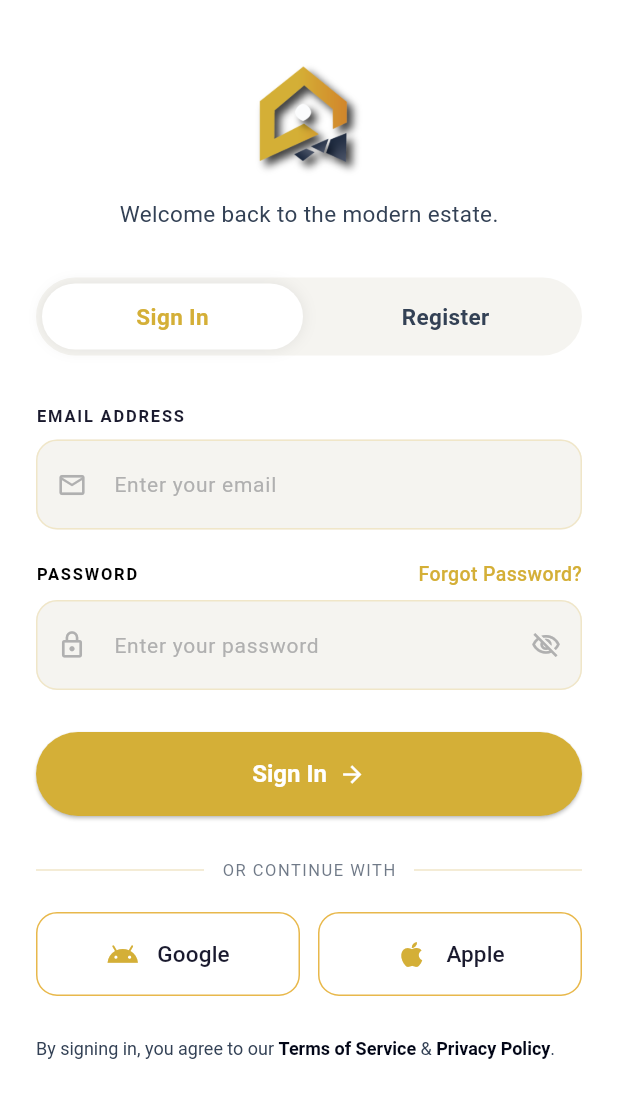
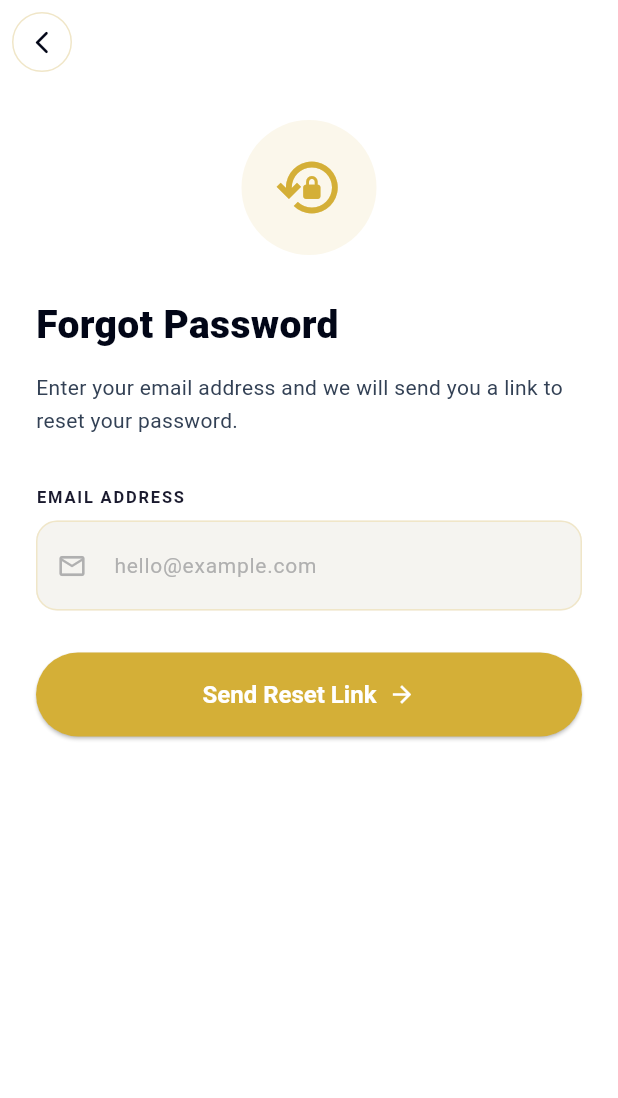
Before and after one commit to 7agag/aqar.app, a Flutter app: the screen it shows after launch, after a tap on "Forgot Password?", on a phone screen of 412 x 824 dp. Shown: the top 1098 px of the screen. Run offline on Flutter 3.47's test engine with Material 3 defaults, Android fonts, the phone set to English and light mode, and no system bars; our stand-ins replace dartz, dio, equatable, flutter_bloc, flutter_secure_storage, get_it and 3 more.

Commit message:
Auth Done <3

```diff
--- /dev/null
+++ b/lib/features/auth/domain/usecases/forgot_password_usecase.dart
@@ -0,0 +1,25 @@
+import 'package:dartz/dartz.dart';
+import 'package:equatable/equatable.dart';
+import 'package:injectable/injectable.dart';
+import '../../../../core/error/failures.dart';
+import '../../../../core/usecases/usecase.dart';
+import '../repositories/auth_repository.dart';
+
+@injectable
+class ForgotPasswordUseCase extends UseCase<void, ForgotPasswordParams> {
+  final AuthRepository repository;
+  ForgotPasswordUseCase(this.repository);
+
+  @override
+  Future<Either<Failure, void>> call(ForgotPasswordParams params) {
+    return repository.requestPasswordReset(email: params.email);
+  }
+}
+
+class ForgotPasswordParams extends Equatable {
+  final String email;
+  const ForgotPasswordParams({required this.email});
+
+  @override
+  List<Object> get props => [email];
+}
--- /dev/null
+++ b/lib/features/auth/domain/usecases/reset_password_usecase.dart
@@ -0,0 +1,33 @@
+import 'package:dartz/dartz.dart';
+import 'package:equatable/equatable.dart';
+import 'package:injectable/injectable.dart';
+import '../../../../core/error/failures.dart';
+import '../../../../core/usecases/usecase.dart';
+import '../repositories/auth_repository.dart';
+
+@injectable
+class ResetPasswordUseCase extends UseCase<void, ResetPasswordParams> {
+  final AuthRepository repository;
+  ResetPasswordUseCase(this.repository);
+
+  @override
+  Future<Either<Failure, void>> call(ResetPasswordParams params) {
+    return repository.resetPassword(
+      token: params.token,
+      newPassword: params.newPassword,
+    );
+  }
+}
+
+class ResetPasswordParams extends Equatable {
+  final String token;
+  final String newPassword;
+
+  const ResetPasswordParams({
+    required this.token,
+    required this.newPassword,
+  });
+
+  @override
+  List<Object> get props => [token, newPassword];
+}
--- a/lib/features/auth/presentation/bloc/auth_event.dart
+++ b/lib/features/auth/presentation/bloc/auth_event.dart
@@ -54,3 +54,25 @@ class OtpRequested extends AuthEvent {
   @override
   List<Object> get props => [email];
 }
+
+class ForgotPasswordRequested extends AuthEvent {
+  final String email;
+
+  ForgotPasswordRequested({required this.email});
+
+  @override
+  List<Object> get props => [email];
+}
+
+class ResetPasswordRequested extends AuthEvent {
+  final String token;
+  final String newPassword;
+
+  ResetPasswordRequested({
+    required this.token,
+    required this.newPassword,
+  });
+
+  @override
+  List<Object> get props => [token, newPassword];
+}
--- a/lib/features/auth/presentation/bloc/auth_state.dart
+++ b/lib/features/auth/presentation/bloc/auth_state.dart
@@ -30,6 +30,11 @@ class AuthOtpVerified extends AuthState {}
 
 class AuthOtpSent extends AuthState {}
 
+/// NEW: Password reset email sent successfully
+class AuthPasswordResetSent extends AuthState {}
+
+class AuthPasswordResetSuccess extends AuthState {}
+
 class AuthAuthenticated extends AuthState {
   final UserEntity user;
   AuthAuthenticated(this.user);
--- /dev/null
+++ b/lib/features/auth/presentation/pages/forgot_password_page.dart
@@ -0,0 +1,162 @@
+import 'package:flutter/material.dart';
+import 'package:flutter_bloc/flutter_bloc.dart';
+import '../../../../core/theme/app_colors.dart';
+import '../../../../core/widgets/aqar_button.dart';
+import '../../../../core/widgets/aqar_text_field.dart';
+import '../bloc/auth_bloc.dart';
+import '../bloc/auth_event.dart';
+import '../bloc/auth_state.dart';
+
+class ForgotPasswordPage extends StatefulWidget {
+  const ForgotPasswordPage({super.key});
+
+  @override
+  State<ForgotPasswordPage> createState() => _ForgotPasswordPageState();
+}
+
+class _ForgotPasswordPageState extends State<ForgotPasswordPage> {
+  final _formKey = GlobalKey<FormState>();
+  final _emailController = TextEditingController();
+
+  @override
+  void dispose() {
+    _emailController.dispose();
+    super.dispose();
+  }
+
+  @override
+  Widget build(BuildContext context) {
+    return BlocConsumer<AuthBloc, AuthState>(
+      listener: (context, state) {
+        if (state is AuthPasswordResetSent) {
+          ScaffoldMessenger.of(context).showSnackBar(
+            const SnackBar(
+              content: Text('Password reset link sent to your email.'),
+              backgroundColor: Colors.green,
+            ),
+          );
+          Navigator.pop(context);
+        }
+        if (state is AuthError) {
+          ScaffoldMessenger.of(context).showSnackBar(
+            SnackBar(
+              content: Text(state.message),
+              backgroundColor: AppColors.error,
+            ),
+          );
+        }
+      },
+      builder: (context, state) {
+        final isLoading = state is AuthLoading;
+
+        return Scaffold(
+          backgroundColor: Colors.white,
+          appBar: AppBar(
+            backgroundColor: Colors.white,
+            elevation: 0,
+            leading: GestureDetector(
+              onTap: () => Navigator.pop(context),
+              child: Container(
+                margin: const EdgeInsets.all(8),
+                decoration: BoxDecoration(
+                  shape: BoxShape.circle,
+                  border: Border.all(color: AppColors.borderLight),
+                ),
+                child: const Icon(
+                  Icons.arrow_back_ios_new_rounded,
+                  size: 18,
+                  color: AppColors.textPrimary,
+                ),
+              ),
+            ),
+          ),
+          body: SafeArea(
+            child: SingleChildScrollView(
+              padding: const EdgeInsets.symmetric(horizontal: 24),
+              child: Form(
+                key: _formKey,
+                child: Column(
+                  crossAxisAlignment: CrossAxisAlignment.start,
+                  children: [
+                    const SizedBox(height: 24),
+                    Center(
+                      child: Container(
+                        width: 90,
+                        height: 90,
+                        decoration: BoxDecoration(
+                          color: AppColors.primary.withValues(alpha: 0.1),
+                          shape: BoxShape.circle,
+                        ),
+                        child: const Icon(
+                          Icons.lock_reset_outlined,
+                          size: 46,
+                          color: AppColors.primary,
+                        ),
+                      ),
+                    ),
+                    const SizedBox(height: 28),
+                    const Text(
+                      'Forgot Password',
+                      style: TextStyle(
+                        fontSize: 26,
+                        fontWeight: FontWeight.w800,
+                        color: AppColors.textPrimary,
+                      ),
+                    ),
+                    const SizedBox(height: 12),
+                    const Text(
+                      'Enter your email address and we will send you a link to reset your password.',
+                      style: TextStyle(
+                        fontSize: 14,
+                        height: 1.6,
+                        color: AppColors.textSecondary,
+                      ),
+                    ),
+                    const SizedBox(height: 32),
+                    AqarTextField(
+                      label: 'Email Address',
+                      hint: 'hello@example.com',
+                      controller: _emailController,
+                      keyboardType: TextInputType.emailAddress,
+                      prefixIcon: const Icon(
+                        Icons.email_outlined,
+                        color: AppColors.textHint,
+                        size: 20,
+                      ),
+                      validator: (v) {
+                        if (v == null || v.trim().isEmpty) {
+                          return 'Enter your email';
+                        }
+                        if (!v.contains('@')) return 'Enter a valid email';
+                        return null;
+                      },
+                    ),
+                    const SizedBox(height: 28),
+                    AqarButton(
+                      text: 'Send Reset Link',
+                      isLoading: isLoading,
+                      suffix: const Icon(
+                        Icons.arrow_forward,
+                        color: Colors.white,
+                        size: 18,
+                      ),
+                      onPressed: () {
+                        if (_formKey.currentState!.validate()) {
+                          context.read<AuthBloc>().add(
+                                ForgotPasswordRequested(
+                                  email: _emailController.text.trim(),
+                                ),
+                              );
+                        }
+                      },
+                    ),
+                  ],
+                ),
+              ),
+            ),
+          ),
+        );
+      },
+    );
+  }
+}
--- a/lib/features/auth/presentation/pages/login_page.dart
+++ b/lib/features/auth/presentation/pages/login_page.dart
@@ -7,6 +7,7 @@ import '../../../../core/widgets/social_login_button.dart';
 import '../bloc/auth_bloc.dart';
 import '../bloc/auth_event.dart';
 import '../bloc/auth_state.dart';
+import 'forgot_password_page.dart';
 
 class LoginPage extends StatefulWidget {
   const LoginPage({super.key});
@@ -84,7 +85,15 @@ class _LoginPageState extends State<LoginPage> {
                       ),
                       GestureDetector(
                         onTap: () {
-                          // TODO: navigate to forgot password
+                          Navigator.push(
+                            context,
+                            MaterialPageRoute(
+                              builder: (_) => BlocProvider.value(
+                                value: context.read<AuthBloc>(),
+                                child: const ForgotPasswordPage(),
+                              ),
+                            ),
+                          );
                         },
                         child: const Text(
                           'Forgot Password?',
@@ -111,8 +120,8 @@ class _LoginPageState extends State<LoginPage> {
                       prefixIcon: const Icon(Icons.lock_outline,
                           color: AppColors.textHint, size: 20),
                       suffixIcon: GestureDetector(
-                        onTap: () =>
-                            setState(() => _obscurePassword = !_obscurePassword),
+                        onTap: () => setState(
+                            () => _obscurePassword = !_obscurePassword),
                         child: Icon(
                           _obscurePassword
                               ? Icons.visibility_off_outlined
@@ -132,7 +141,8 @@ class _LoginPageState extends State<LoginPage> {
               AqarButton(
                 text: 'Sign In',
                 isLoading: state is AuthLoading,
-                suffix: const Icon(Icons.arrow_forward, color: Colors.white, size: 18),
+                suffix: const Icon(Icons.arrow_forward,
+                    color: Colors.white, size: 18),
                 onPressed: () {
                   if (_formKey.currentState!.validate()) {
                     context.read<AuthBloc>().add(
--- a/lib/main.dart
+++ b/lib/main.dart
@@ -1,12 +1,15 @@
 import 'package:flutter/material.dart';
 import 'package:flutter_bloc/flutter_bloc.dart';
+import 'package:flutter_web_plugins/url_strategy.dart';
 import 'core/theme/app_theme.dart';
 import 'features/auth/presentation/bloc/auth_bloc.dart';
 import 'features/auth/presentation/pages/auth_page.dart';
+import 'features/auth/presentation/pages/reset_password.dart';
 import 'injection_container.dart';
 
 void main() async {
   WidgetsFlutterBinding.ensureInitialized();
+  usePathUrlStrategy();
   await configureDependencies();
   runApp(const AqarApp());
 }
@@ -24,7 +27,27 @@ class AqarApp extends StatelessWidget {
         title: 'AQAR',
         debugShowCheckedModeBanner: false,
         theme: AppTheme.lightTheme,
-        home: const AuthPage(),
+        initialRoute: '/',
+        onGenerateRoute: (settings) {
+          final uri = Uri.parse(settings.name ?? '/');
+
+          if (uri.path == '/') {
+            return MaterialPageRoute(builder: (_) => const AuthPage());
+          }
+
+          if (uri.pathSegments.length >= 2 &&
+              uri.pathSegments[0] == 'auth' &&
+              uri.pathSegments[1] == 'reset-password') {
+            final token =
+                uri.pathSegments.length >= 3 ? uri.pathSegments[2] : null;
+            return MaterialPageRoute(
+              builder: (_) => ResetPasswordPage(token: token),
+              settings: settings,
+            );
+          }
+
+          return MaterialPageRoute(builder: (_) => const AuthPage());
+        },
       ),
     );
   }
--- a/pubspec.yaml
+++ b/pubspec.yaml
@@ -13,6 +13,8 @@ dependencies:
   flutter:
     sdk: flutter
   flutter_bloc: ^9.1.1
+  flutter_web_plugins:
+    sdk: flutter
   flutter_secure_storage: ^10.0.0
   get_it: ^9.2.1
   injectable: ^2.7.1
```
Also changed, not shown: lib/features/auth/data/datasources/auth_remote_datasource.dart (+39 -0 lines), lib/features/auth/data/repositories/auth_repository_impl.dart (+28 -0 lines), lib/features/auth/domain/repositories/auth_repository.dart (+8 -0 lines), lib/features/auth/presentation/bloc/auth_bloc.dart (+39 -0 lines), lib/features/auth/presentation/pages/reset_password.dart (added, +276 -0 lines), lib/injection_container.config.dart, pubspec.lock.
